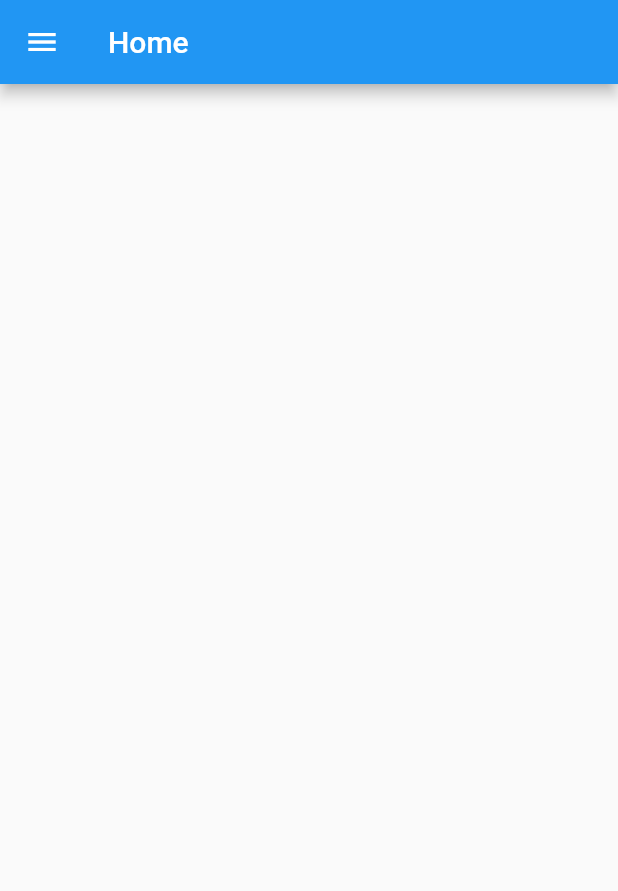
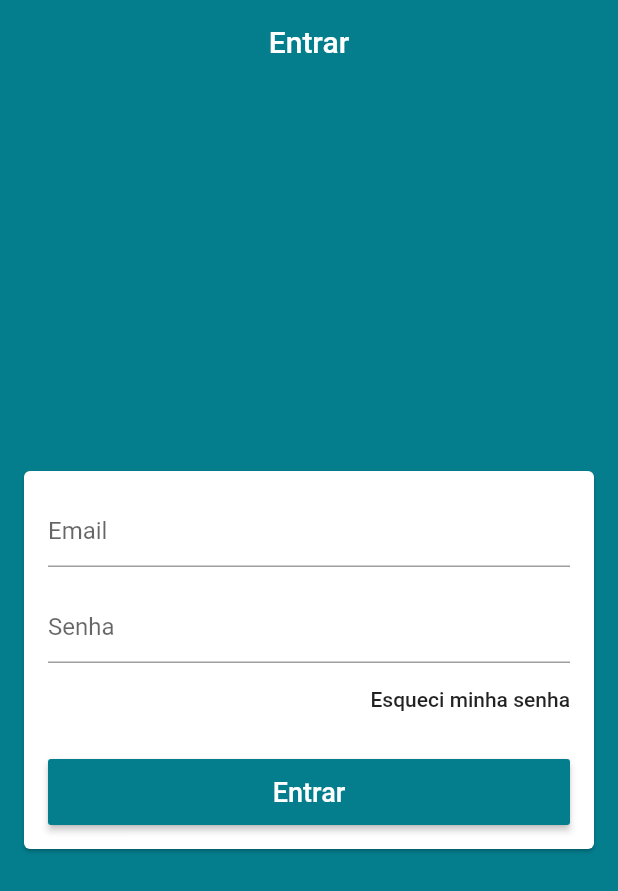
Before and after one commit to td-santos/Loja_virtual_Flutter, a Flutter app: the screen it shows after launch, on a phone screen of 412 x 824 dp. Shown: the top 891 px of the screen. Run offline on Flutter 3.47's test engine with Material 2 defaults, Android fonts, the phone set to English and light mode, and no system bars; our stand-ins replace cloud_firestore; accounts and stored records are empty.

Commit message:
commit login screen
- add tela de login

```diff
--- a/virtual_store/lib/common/custom_drawer/drawer_tile.dart
+++ b/virtual_store/lib/common/custom_drawer/drawer_tile.dart
@@ -16,6 +16,7 @@ class DrawerTile extends StatelessWidget {
   Widget build(BuildContext context) {
 
     final int currentPage = context.watch<PageManager>().page;
+    final primaryColor = Theme.of(context).primaryColor;
 
     return InkWell(
       onTap: () {
@@ -31,12 +32,12 @@ class DrawerTile extends StatelessWidget {
               child: Icon(
                 iconData,
                 size: 32,
-                color: currentPage == page? Colors.red : Colors.grey[700],
+                color: currentPage == page? primaryColor : Colors.grey[700],
               ),
             ),
             Text(
               title,
-              style: TextStyle(fontSize: 16, color: currentPage == page ? Colors.red :Colors.grey[700]),
+              style: TextStyle(fontSize: 16, color: currentPage == page ? primaryColor :Colors.grey[700]),
             )
           ],
         ),
--- a/virtual_store/lib/main.dart
+++ b/virtual_store/lib/main.dart
@@ -47,7 +47,12 @@ class MyApp extends StatelessWidget {
       title: 'Loja Virtual',
       debugShowCheckedModeBanner: false,
       theme: ThemeData(
-        primarySwatch: Colors.blue,
+        primaryColor: Color.fromARGB(255, 4, 125, 141),
+        scaffoldBackgroundColor: Color.fromARGB(255, 4, 125, 141),
+        appBarTheme: AppBarTheme(
+          elevation: 0
+        ),
+        //primarySwatch: Colors.blue,
         visualDensity: VisualDensity.adaptivePlatformDensity,
       ),
       home: BaseScreen(),
--- a/virtual_store/lib/screens/base/base_screen.dart
+++ b/virtual_store/lib/screens/base/base_screen.dart
@@ -2,6 +2,7 @@ import 'package:flutter/material.dart';
 import 'package:provider/provider.dart';
 import 'package:virtual_store/common/custom_drawer/custom_drawer.dart';
 import 'package:virtual_store/models/page_manager.dart';
+import 'package:virtual_store/screens/login/login_screen.dart';
 
 class BaseScreen extends StatelessWidget {
 
@@ -15,12 +16,7 @@ class BaseScreen extends StatelessWidget {
         physics: NeverScrollableScrollPhysics(),
         controller: pageController,
         children: <Widget>[
-          Scaffold(
-            appBar: AppBar(
-              title: Text('Home'),
-            ),
-            drawer: CustomDrawer(),
-          ),
+          LoginScreen(),
 
           Scaffold(
             appBar: AppBar(
--- /dev/null
+++ b/virtual_store/lib/screens/login/login_screen.dart
@@ -0,0 +1,73 @@
+import 'package:flutter/material.dart';
+
+class LoginScreen extends StatelessWidget {
+  @override
+  Widget build(BuildContext context) {
+    return Scaffold(
+      appBar: AppBar(
+        title: Text('Entrar'),
+        centerTitle: true,
+      ),
+      body: Center(
+        child: Card(
+          margin: EdgeInsets.symmetric(horizontal: 16),
+          child: ListView(
+            shrinkWrap: true,
+            padding: EdgeInsets.all(16),
+            children: <Widget>[
+              TextFormField(
+                keyboardType: TextInputType.emailAddress,
+                autocorrect: false,
+                validator: (email){
+                  return null;
+                },
+                decoration: InputDecoration(
+                  hintText: 'Email',
+                ),
+              ),
+              SizedBox(height: 16),
+              TextFormField(
+                keyboardType: TextInputType.emailAddress,
+                autocorrect: false,
+                obscureText: true,
+                validator: (pass){
+                  if(pass.isEmpty || pass.length < 6){
+                    return 'Senha invalida';
+                  }else{
+                    return null;
+                  }
+                },
+                decoration: InputDecoration(
+                  hintText: 'Senha',
+                ),
+              ),
+              Align(
+                alignment: Alignment.centerRight,
+                child: FlatButton(
+                  padding: EdgeInsets.zero,
+                  onPressed: (){
+
+                  }
+                , child: Text('Esqueci minha senha')),
+              ),
+              SizedBox(height: 16),
+              SizedBox(
+                height: 44,
+                  child: RaisedButton(
+                  onPressed: (){
+
+                  },
+                  color: Theme.of(context).primaryColor,
+                  textColor: Colors.white,
+                  child: Text('Entrar',style: TextStyle(
+                    fontSize: 18
+                  ),),
+                ),
+              )
+            ],
+          ),
+        ),
+      ),
+    );
+  }
+}
```
